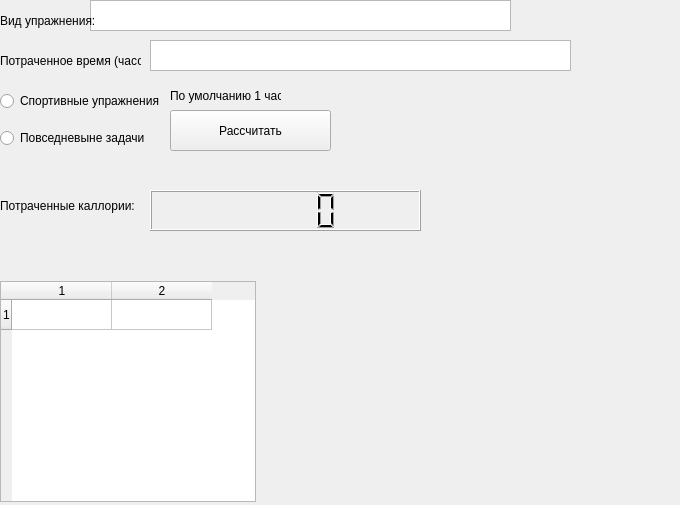
The window that spent.ui (damirtt088/Yandex) describes before a commit, drawn with Qt 5.
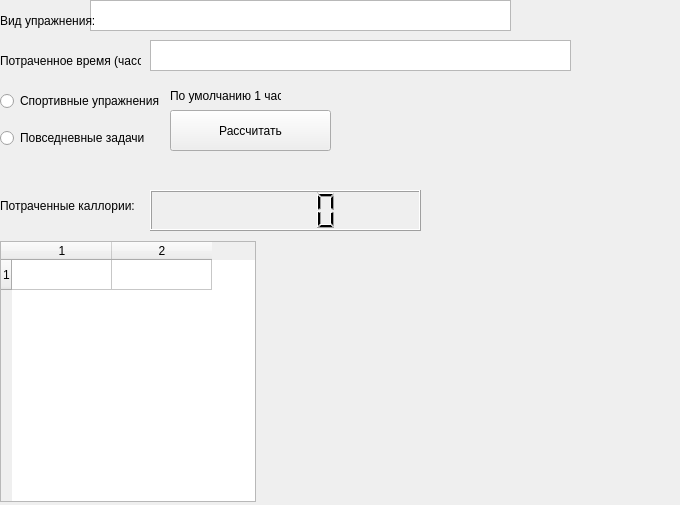
The same window after the commit.

Patch:
```diff
--- a/spent.ui
+++ b/spent.ui
@@ -95,7 +95,7 @@
     <item>
      <widget class="QRadioButton" name="rbtn_usualy">
       <property name="text">
-       <string>Повседневыне задачи</string>
+       <string>Повседневные задачи</string>
       </property>
       <attribute name="buttonGroup">
        <string notr="true">btn_info</string>
@@ -108,9 +108,9 @@
    <property name="geometry">
     <rect>
      <x>0</x>
-     <y>281</y>
+     <y>241</y>
      <width>256</width>
-     <height>221</height>
+     <height>261</height>
     </rect>
    </property>
    <property name="rowCount">
@@ -162,9 +162,9 @@
   <widget class="QLabel" name="lbl_error">
    <property name="geometry">
     <rect>
-     <x>360</x>
-     <y>80</y>
-     <width>241</width>
+     <x>330</x>
+     <y>100</y>
+     <width>331</width>
      <height>51</height>
     </rect>
    </property>
```
